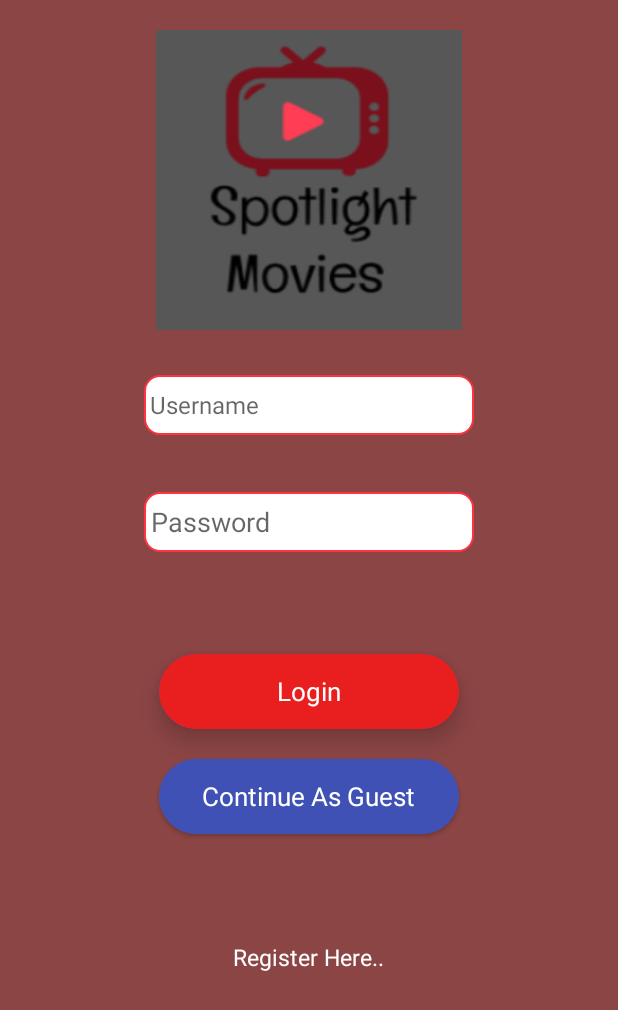
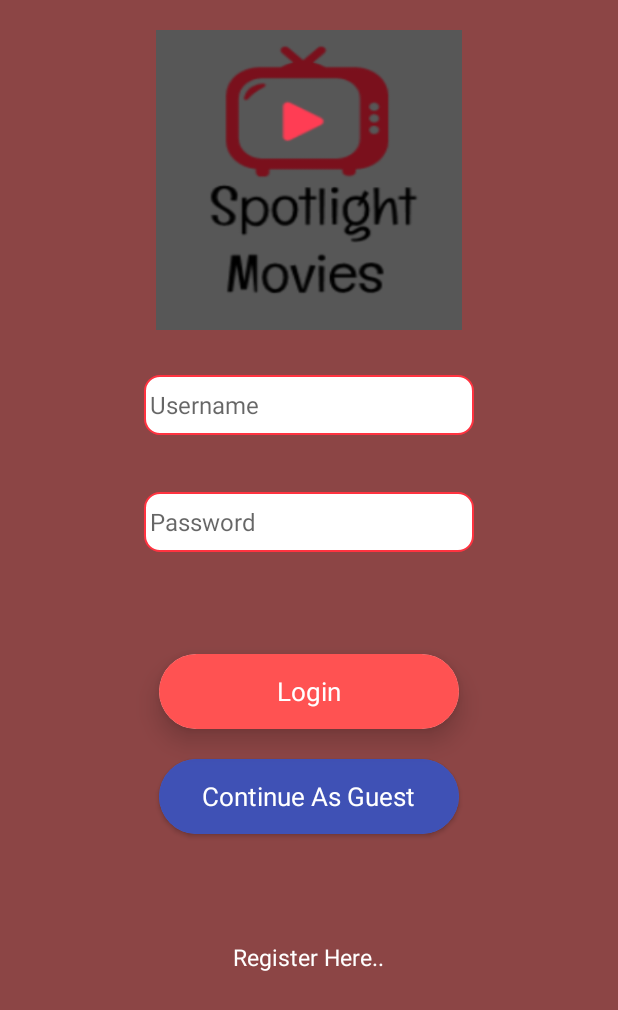
Before and after one commit to bipinregmi/FinalProject, an Android app: the screen it shows after launch (LoginActivity), on a phone screen of 412 x 824 dp. Shown: the top 1010 px of the screen. Run offline under Robolectric (Android 15) with nearby library versions, the phone set to English and light mode, and no system bars.

Commit message:
interface changes

```diff
--- a/Spotlight_Movies/app/src/main/java/com/example/spotlight_movies/adapters/MovieCastAdapter.java
+++ b/Spotlight_Movies/app/src/main/java/com/example/spotlight_movies/adapters/MovieCastAdapter.java
@@ -1,6 +1,8 @@
 package com.example.spotlight_movies.adapters;
 
 import android.content.Context;
+import android.graphics.Color;
+import android.support.annotation.ColorInt;
 import android.support.v7.widget.RecyclerView;
 import android.view.LayoutInflater;
 import android.view.View;
--- a/Spotlight_Movies/app/src/main/res/layout/activity_login.xml
+++ b/Spotlight_Movies/app/src/main/res/layout/activity_login.xml
@@ -44,6 +44,7 @@
         android:background="@drawable/edittext_bg"
         android:ems="10"
         android:hint=" Password"
+        android:textSize="16dp"
         android:inputType="textPassword"/>
 
     <android.support.v7.widget.CardView
@@ -52,7 +53,6 @@
         android:id="@+id/login"
         android:layout_below="@+id/editText2"
         android:layout_centerHorizontal="true"
-        app:cardBackgroundColor="#4169e1"
         app:cardCornerRadius="25dp"
         app:cardElevation="10dp"
         android:layout_marginTop="68dp">
@@ -60,9 +60,9 @@
         <RelativeLayout
             android:layout_width="match_parent"
             android:layout_height="match_parent"
-            android:layout_alignStart="@+id/login"
+            android:layout_alignLeft="@+id/login"
             android:layout_alignTop="@+id/login"
-            android:background="#E91E1E">
+            android:background="#ff5252">
 
             <TextView
                 android:id="@+id/textView1"
--- a/Spotlight_Movies/app/src/main/res/layout/activity_main.xml
+++ b/Spotlight_Movies/app/src/main/res/layout/activity_main.xml
@@ -17,7 +17,7 @@
             android:id="@+id/appbar"
             android:layout_width="match_parent"
             android:layout_height="wrap_content"
-            android:background="#CD5C5C"
+            android:background="#303030"
             android:theme="@style/AppTheme.AppBarOverlay">
 
             <android.support.v7.widget.Toolbar
--- a/Spotlight_Movies/app/src/main/res/layout/content_movie_cast.xml
+++ b/Spotlight_Movies/app/src/main/res/layout/content_movie_cast.xml
@@ -16,8 +16,8 @@
         android:layout_height="wrap_content"
         android:layout_toRightOf="@id/movieCastImage"
         android:layout_marginLeft="5dp"
+        android:textColor="@color/white"
         android:layout_centerInParent="true"
-        android:textColor="@android:color/black"
         android:id="@+id/movieCastName" />
 
     <TextView
@@ -26,6 +26,7 @@
         android:id="@+id/moviCastCharacter"
         android:textStyle="italic"
         android:layout_marginLeft="25dp"
+        android:textColor="@color/white"
         android:layout_centerInParent="true"
         android:layout_toRightOf="@+id/movieCastName"/>
 
--- a/Spotlight_Movies/app/src/main/res/layout/fragment_movies_cast.xml
+++ b/Spotlight_Movies/app/src/main/res/layout/fragment_movies_cast.xml
@@ -3,6 +3,7 @@
     android:id="@+id/movieCastRecyclerview"
     android:layout_width="match_parent"
     android:layout_height="match_parent"
+    android:background="#303030"
     android:orientation="vertical">
 
 </android.support.v7.widget.RecyclerView>
--- a/Spotlight_Movies/app/src/main/res/layout/fragment_reviews.xml
+++ b/Spotlight_Movies/app/src/main/res/layout/fragment_reviews.xml
@@ -9,6 +9,7 @@
         android:id="@+id/reviewsRecyclerView"
         android:layout_width="match_parent"
         android:layout_height="match_parent"
+        android:background="#303030"
         android:orientation="vertical" />
 
     <TextView
--- a/Spotlight_Movies/app/src/main/res/layout/movie_cast_list_item_view.xml
+++ b/Spotlight_Movies/app/src/main/res/layout/movie_cast_list_item_view.xml
@@ -17,7 +17,7 @@
         android:layout_toRightOf="@id/movieCastImage"
         android:layout_marginLeft="5dp"
         android:layout_centerInParent="true"
-        android:textColor="@android:color/black"
+        android:textColor="@android:color/white"
         android:id="@+id/movieCastName" />
 
     <TextView
@@ -27,6 +27,7 @@
         android:textStyle="italic"
         android:layout_marginLeft="25dp"
         android:layout_centerInParent="true"
+        android:textColor="#C0C0C0"
         android:layout_toRightOf="@+id/movieCastName"/>
 
     <View
```
